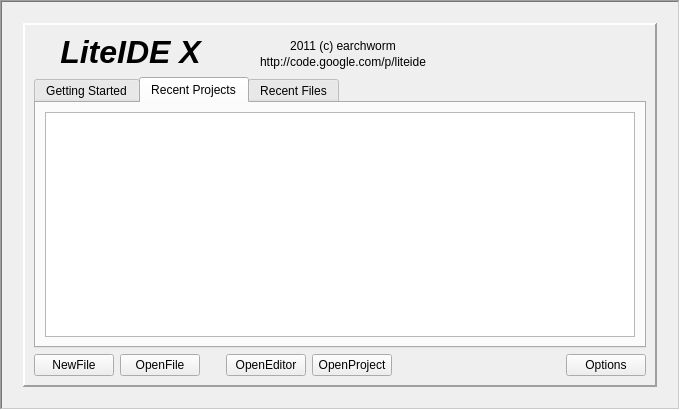
The window that liteidex/src/plugins/welcome/welcomewidget.ui (seanxyh/liteide) describes before a commit, drawn with Qt 5.
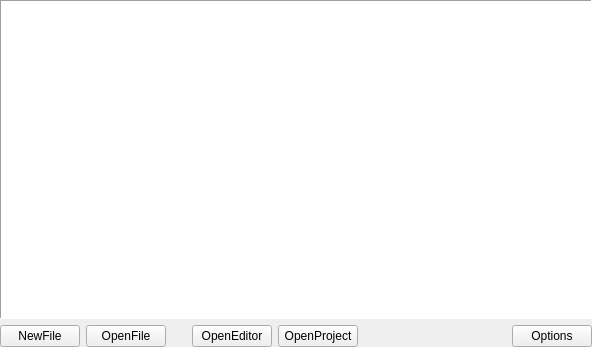
The same window after the commit. The open tabs and pages were chosen to show the change. Icons and pictures are not drawn.

Commit message: Welcome: use html

Diff of the .ui file:
```diff
--- a/liteidex/src/plugins/welcome/welcomewidget.ui
+++ b/liteidex/src/plugins/welcome/welcomewidget.ui
@@ -6,213 +6,22 @@
    <rect>
     <x>0</x>
     <y>0</y>
-    <width>680</width>
-    <height>410</height>
+    <width>592</width>
+    <height>347</height>
    </rect>
   </property>
   <property name="windowTitle">
    <string>Form</string>
   </property>
-  <layout class="QVBoxLayout" name="verticalLayout_2">
-   <property name="spacing">
-    <number>0</number>
-   </property>
-   <property name="margin">
-    <number>0</number>
-   </property>
-   <item>
-    <widget class="QScrollArea" name="scrollArea">
-     <property name="frameShape">
-      <enum>QFrame::WinPanel</enum>
-     </property>
-     <property name="widgetResizable">
-      <bool>true</bool>
-     </property>
-     <widget class="QWidget" name="scrollAreaWidgetContents">
-      <property name="geometry">
-       <rect>
-        <x>0</x>
-        <y>0</y>
-        <width>676</width>
-        <height>406</height>
-       </rect>
-      </property>
-      <layout class="QVBoxLayout" name="verticalLayout_3">
-       <property name="margin">
-        <number>21</number>
-       </property>
-       <item>
-        <widget class="QFrame" name="frame">
-         <property name="sizePolicy">
-          <sizepolicy hsizetype="Expanding" vsizetype="Preferred">
-           <horstretch>0</horstretch>
-           <verstretch>0</verstretch>
-          </sizepolicy>
-         </property>
-         <property name="frameShape">
-          <enum>QFrame::Panel</enum>
-         </property>
-         <property name="frameShadow">
-          <enum>QFrame::Raised</enum>
-         </property>
-         <property name="lineWidth">
-          <number>2</number>
-         </property>
-         <property name="midLineWidth">
-          <number>1</number>
-         </property>
          <layout class="QVBoxLayout" name="verticalLayout">
-          <item>
-           <layout class="QHBoxLayout" name="horizontalLayout_3" stretch="0,0,0,0,1">
-            <property name="spacing">
-             <number>10</number>
-            </property>
-            <item>
-             <widget class="QLabel" name="label_3">
-              <property name="text">
-               <string/>
-              </property>
-              <property name="pixmap">
-               <pixmap resource="../../liteapp/liteapp.qrc">:/images/liteide64.png</pixmap>
-              </property>
-             </widget>
-            </item>
-            <item>
-             <layout class="QVBoxLayout" name="verticalLayout_7">
-              <property name="leftMargin">
+   <property name="margin">
                <number>0</number>
               </property>
-              <property name="rightMargin">
-               <number>0</number>
-              </property>
               <item>
-               <widget class="QLabel" name="label_2">
-                <property name="sizePolicy">
-                 <sizepolicy hsizetype="Preferred" vsizetype="Preferred">
-                  <horstretch>0</horstretch>
-                  <verstretch>0</verstretch>
-                 </sizepolicy>
-                </property>
-                <property name="text">
-                 <string notr="true">&lt;!DOCTYPE HTML PUBLIC &quot;-//W3C//DTD HTML 4.0//EN&quot; &quot;http://www.w3.org/TR/REC-html40/strict.dtd&quot;&gt;
-&lt;html&gt;&lt;head&gt;&lt;meta name=&quot;qrichtext&quot; content=&quot;1&quot; /&gt;&lt;style type=&quot;text/css&quot;&gt;
-p, li { white-space: pre-wrap; }
-&lt;/style&gt;&lt;/head&gt;&lt;body style=&quot; font-family:'SimSun'; font-size:9pt; font-weight:400; font-style:normal;&quot;&gt;
-&lt;p align=&quot;center&quot; style=&quot; margin-top:0px; margin-bottom:0px; margin-left:0px; margin-right:0px; -qt-block-indent:0; text-indent:0px;&quot;&gt;&lt;span style=&quot; font-size:24pt; font-weight:600; font-style:italic;&quot;&gt; LiteIDE X &lt;/span&gt;&lt;/p&gt;&lt;/body&gt;&lt;/html&gt;</string>
-                </property>
-                <property name="textFormat">
-                 <enum>Qt::AutoText</enum>
-                </property>
-                <property name="alignment">
-                 <set>Qt::AlignCenter</set>
-                </property>
-                <property name="wordWrap">
-                 <bool>false</bool>
-                </property>
-               </widget>
-              </item>
-             </layout>
-            </item>
-            <item>
-             <spacer name="horizontalSpacer_3">
-              <property name="orientation">
-               <enum>Qt::Horizontal</enum>
-              </property>
-              <property name="sizeHint" stdset="0">
-               <size>
-                <width>40</width>
-                <height>20</height>
-               </size>
-              </property>
-             </spacer>
-            </item>
-            <item>
-             <layout class="QVBoxLayout" name="verticalLayout_6">
-              <property name="spacing">
-               <number>0</number>
-              </property>
-              <item>
-               <widget class="QLabel" name="label_4">
-                <property name="text">
-                 <string>2011 (c) earchworm</string>
-                </property>
-                <property name="alignment">
-                 <set>Qt::AlignBottom|Qt::AlignHCenter</set>
-                </property>
-               </widget>
-              </item>
-              <item>
-               <widget class="QLabel" name="label">
-                <property name="text">
-                 <string>http://code.google.com/p/liteide</string>
-                </property>
-                <property name="alignment">
-                 <set>Qt::AlignCenter</set>
-                </property>
-               </widget>
-              </item>
-             </layout>
-            </item>
-            <item>
-             <spacer name="horizontalSpacer">
-              <property name="orientation">
-               <enum>Qt::Horizontal</enum>
-              </property>
-              <property name="sizeHint" stdset="0">
-               <size>
-                <width>40</width>
-                <height>20</height>
-               </size>
-              </property>
-             </spacer>
-            </item>
-           </layout>
-          </item>
-          <item>
-           <widget class="QTabWidget" name="tabWidget">
-            <property name="sizePolicy">
-             <sizepolicy hsizetype="Expanding" vsizetype="Expanding">
-              <horstretch>0</horstretch>
-              <verstretch>0</verstretch>
-             </sizepolicy>
-            </property>
-            <property name="currentIndex">
-             <number>0</number>
-            </property>
-            <widget class="QWidget" name="tab_3">
-             <attribute name="title">
-              <string>Getting Started</string>
-             </attribute>
-             <layout class="QVBoxLayout" name="verticalLayout_8">
-              <item>
-               <widget class="QTreeView" name="docTreeView"/>
-              </item>
-             </layout>
-            </widget>
-            <widget class="QWidget" name="tab">
-             <attribute name="title">
-              <string>Recent Projects</string>
-             </attribute>
-             <layout class="QVBoxLayout" name="verticalLayout_4">
-              <item>
-               <widget class="QTreeView" name="recentProjectsTreeView">
-                <attribute name="headerVisible">
-                 <bool>false</bool>
-                </attribute>
-               </widget>
-              </item>
-             </layout>
-            </widget>
-            <widget class="QWidget" name="tab_2">
-             <attribute name="title">
-              <string>Recent Files</string>
-             </attribute>
-             <layout class="QVBoxLayout" name="verticalLayout_5">
-              <item>
-               <widget class="QTreeView" name="recentFilesTreeView"/>
-              </item>
-             </layout>
-            </widget>
+    <widget class="QTextBrowser" name="textBrowser">
+     <property name="frameShape">
+      <enum>QFrame::Panel</enum>
+     </property>
            </widget>
           </item>
           <item>
@@ -285,15 +94,6 @@
           </item>
          </layout>
         </widget>
-       </item>
-      </layout>
-     </widget>
-    </widget>
-   </item>
-  </layout>
- </widget>
- <resources>
-  <include location="../../liteapp/liteapp.qrc"/>
- </resources>
+ <resources/>
  <connections/>
 </ui>
```
Lines whose indentation alone changed are shown as unchanged. The commit also changes 7 other files.
